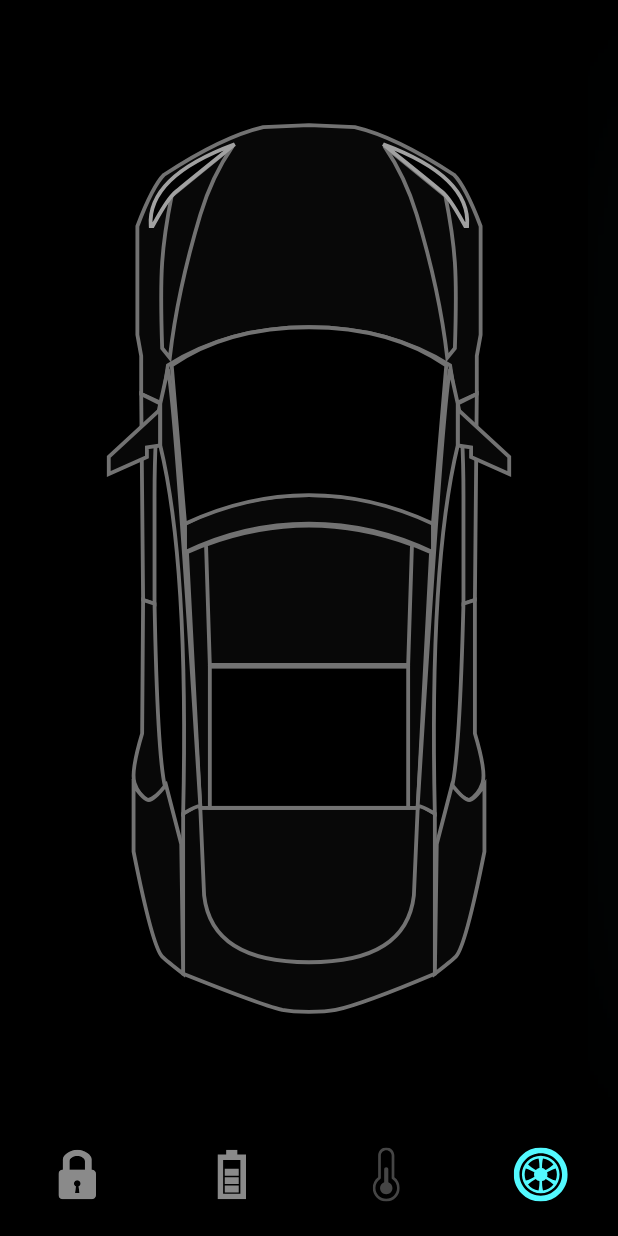
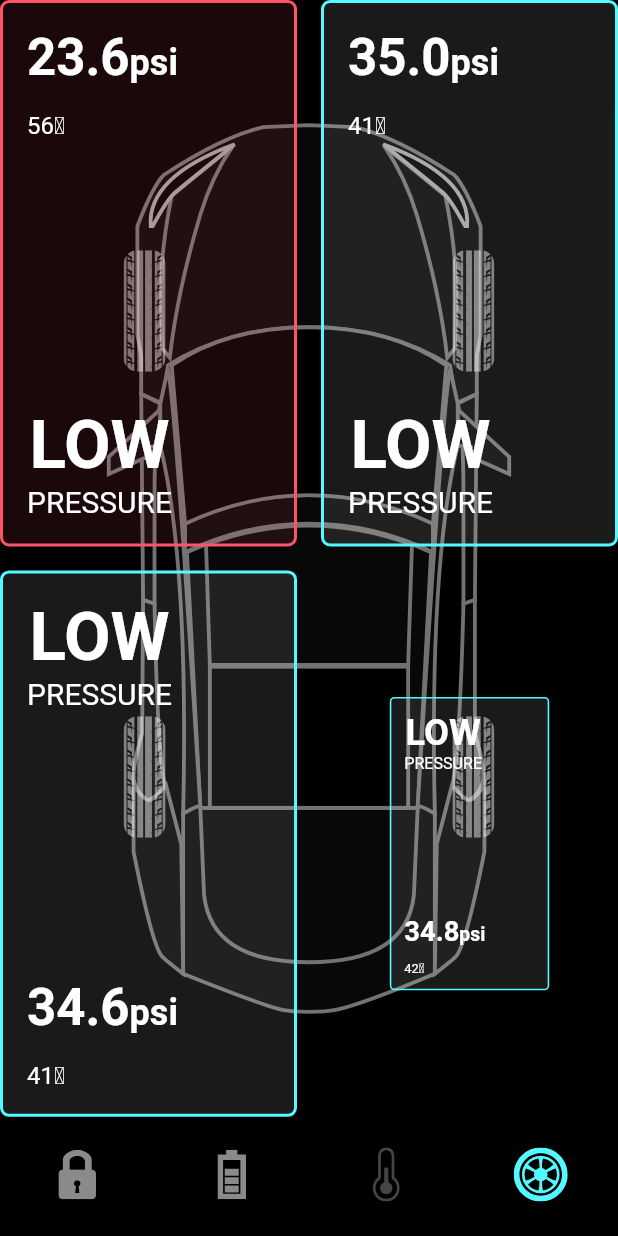
Before and after one commit to phucdth12a/Flutter, a Flutter app: the screen it shows after launch, item 4 of the bottom bar chosen, on a phone screen of 412 x 824 dp. Run offline on Flutter 3.47's test engine with Material 2 defaults, Android fonts, the phone set to English and light mode, and no system bars; our stand-ins replace flutter_svg.

Commit message:
-- 02122021

```diff
--- /dev/null
+++ b/animated_tesla_car_app_using_flutter/lib/components/typres.dart
@@ -0,0 +1,27 @@
+import 'package:flutter/material.dart';
+import 'package:flutter_svg/flutter_svg.dart';
+
+List<Widget> tyres(BoxConstraints constraints) {
+  return [
+    Positioned(
+      left: constraints.maxWidth * 0.2,
+      top: constraints.maxHeight * 0.22,
+      child: SvgPicture.asset("assets/icons/FL_Tyre.svg"),
+    ),
+    Positioned(
+      right: constraints.maxWidth * 0.2,
+      top: constraints.maxHeight * 0.22,
+      child: SvgPicture.asset("assets/icons/FL_Tyre.svg"),
+    ),
+    Positioned(
+      left: constraints.maxWidth * 0.2,
+      top: constraints.maxHeight * 0.63,
+      child: SvgPicture.asset("assets/icons/FL_Tyre.svg"),
+    ),
+    Positioned(
+      right: constraints.maxWidth * 0.2,
+      top: constraints.maxHeight * 0.63,
+      child: SvgPicture.asset("assets/icons/FL_Tyre.svg"),
+    ),
+  ];
+}
--- /dev/null
+++ b/animated_tesla_car_app_using_flutter/lib/components/tyre_psi_card.dart
@@ -0,0 +1,94 @@
+import 'package:animated_tesla_car_app_using_flutter/models/typre_psi.dart';
+import 'package:flutter/material.dart';
+
+import '../constraint.dart';
+
+class TyrePsiCard extends StatelessWidget {
+  const TyrePsiCard({
+    Key? key,
+    required this.isBottomTyre,
+    required this.tyrePsi,
+  }) : super(key: key);
+
+  final bool isBottomTyre;
+  final TyrePsi tyrePsi;
+
+  @override
+  Widget build(BuildContext context) {
+    return Container(
+      padding: const EdgeInsets.all(defaultPadding),
+      decoration: BoxDecoration(
+        color:
+            tyrePsi.isLowPressure ? redColor.withOpacity(0.1) : Colors.white10,
+        border: Border.all(
+            color: tyrePsi.isLowPressure ? redColor : primaryColor, width: 2),
+        borderRadius: const BorderRadius.all(Radius.circular(6)),
+      ),
+      child: isBottomTyre
+          ? Column(
+              crossAxisAlignment: CrossAxisAlignment.start,
+              children: [
+                lowPressureText(context),
+                const Spacer(),
+                psiText(context, psi: tyrePsi.psi.toString()),
+                const SizedBox(height: defaultPadding),
+                Text(
+                  "${tyrePsi.temp}\u2103",
+                  style: const TextStyle(fontSize: 16),
+                ),
+              ],
+            )
+          : Column(
+              crossAxisAlignment: CrossAxisAlignment.start,
+              children: [
+                psiText(context, psi: tyrePsi.psi.toString()),
+                const SizedBox(height: defaultPadding),
+                Text(
+                  "${tyrePsi.temp}\u2103",
+                  style: const TextStyle(fontSize: 16),
+                ),
+                const Spacer(),
+                lowPressureText(context),
+              ],
+            ),
+    );
+  }
+
+  Column lowPressureText(BuildContext context) {
+    return Column(
+      children: [
+        Text(
+          "Low".toUpperCase(),
+          style: Theme.of(context).textTheme.headline3!.copyWith(
+                color: Colors.white,
+                fontWeight: FontWeight.w600,
+              ),
+        ),
+        Text(
+          "Pressure".toUpperCase(),
+          style: const TextStyle(
+            fontSize: 20,
+          ),
+        ),
+      ],
+    );
+  }
+
+  Text psiText(BuildContext context, {required String psi}) {
+    return Text.rich(
+      TextSpan(
+        text: psi,
+        style: Theme.of(context).textTheme.headline4!.copyWith(
+              fontWeight: FontWeight.w600,
+              color: Colors.white,
+            ),
+        children: const [
+          TextSpan(
+            text: "psi",
+            style: TextStyle(fontSize: 24),
+          ),
+        ],
+      ),
+    );
+  }
+}
--- /dev/null
+++ b/animated_tesla_car_app_using_flutter/lib/models/typre_psi.dart
@@ -0,0 +1,14 @@
+class TyrePsi {
+  final double psi;
+  final int temp;
+  final bool isLowPressure;
+
+  TyrePsi({required this.psi, required this.temp, required this.isLowPressure});
+}
+
+final List<TyrePsi> demoPsiList = [
+  TyrePsi(psi: 23.6, temp: 56, isLowPressure: true),
+  TyrePsi(psi: 35.0, temp: 41, isLowPressure: false),
+  TyrePsi(psi: 34.6, temp: 41, isLowPressure: false),
+  TyrePsi(psi: 34.8, temp: 42, isLowPressure: false),
+];
--- a/animated_tesla_car_app_using_flutter/lib/screens/home_screen.dart
+++ b/animated_tesla_car_app_using_flutter/lib/screens/home_screen.dart
@@ -2,8 +2,11 @@ import 'package:animated_tesla_car_app_using_flutter/components/battery_status.d
 import 'package:animated_tesla_car_app_using_flutter/components/door_lock.dart';
 import 'package:animated_tesla_car_app_using_flutter/components/temp_details.dart';
 import 'package:animated_tesla_car_app_using_flutter/components/tesla_bottom_navigationbar.dart';
+import 'package:animated_tesla_car_app_using_flutter/components/typres.dart';
+import 'package:animated_tesla_car_app_using_flutter/components/tyre_psi_card.dart';
 import 'package:animated_tesla_car_app_using_flutter/constraint.dart';
 import 'package:animated_tesla_car_app_using_flutter/home_controller.dart';
+import 'package:animated_tesla_car_app_using_flutter/models/typre_psi.dart';
 import 'package:flutter/material.dart';
 import 'package:flutter_svg/svg.dart';
 
@@ -25,6 +28,14 @@ class _HomeScreenState extends State<HomeScreen> with TickerProviderStateMixin {
   late Animation<double> _animationCarShift;
   late Animation<double> _animationTempShowInfo;
   late Animation<double> _animationCoolGlow;
+
+  late AnimationController _tyreAnimationController;
+  late Animation<double> _animationTyre1Psi;
+  late Animation<double> _animationTyre2Psi;
+  late Animation<double> _animationTyre3Psi;
+  late Animation<double> _animationTyre4Psi;
+
+  late List<Animation<double>> _tyreAnimation;
 
   void setupBatteryAnimation() {
     _batteryAnimationController = AnimationController(
@@ -65,10 +76,40 @@ class _HomeScreenState extends State<HomeScreen> with TickerProviderStateMixin {
     );
   }
 
+  void setupTyreAnimation() {
+    _tyreAnimationController = AnimationController(
+      vsync: this,
+      duration: const Duration(milliseconds: 1200),
+    );
+    _animationTyre1Psi = CurvedAnimation(
+      parent: _tyreAnimationController,
+      curve: const Interval(0.34, 0.5),
+    );
+    _animationTyre2Psi = CurvedAnimation(
+      parent: _tyreAnimationController,
+      curve: const Interval(0.5, 0.66),
+    );
+    _animationTyre3Psi = CurvedAnimation(
+      parent: _tyreAnimationController,
+      curve: const Interval(0.66, 0.82),
+    );
+    _animationTyre4Psi = CurvedAnimation(
+      parent: _tyreAnimationController,
+      curve: const Interval(0.82, 1),
+    );
+  }
+
   @override
   void initState() {
     setupBatteryAnimation();
     setupTempAnimation();
+    setupTyreAnimation();
+    _tyreAnimation = [
+      _animationTyre1Psi,
+      _animationTyre2Psi,
+      _animationTyre3Psi,
+      _animationTyre4Psi
+    ];
     super.initState();
   }
 
@@ -76,6 +117,7 @@ class _HomeScreenState extends State<HomeScreen> with TickerProviderStateMixin {
   void dispose() {
     _batteryAnimationController.dispose();
     _tempAnimationController.dispose();
+    _tyreAnimationController.dispose();
     super.dispose();
   }
 
@@ -85,7 +127,8 @@ class _HomeScreenState extends State<HomeScreen> with TickerProviderStateMixin {
       animation: Listenable.merge([
         _homeController,
         _batteryAnimationController,
-        _tempAnimationController
+        _tempAnimationController,
+        _tyreAnimationController,
       ]),
       builder: (context, _) {
         return Scaffold(
@@ -101,6 +144,13 @@ class _HomeScreenState extends State<HomeScreen> with TickerProviderStateMixin {
               } else if (_homeController.selectedBottomTab == 2 && index != 2) {
                 _tempAnimationController.reverse(from: 0.4);
               }
+              if (index == 3) {
+                _tyreAnimationController.forward();
+              } else if (_homeController.selectedBottomTab == 3 && index != 3) {
+                _tyreAnimationController.reverse();
+              }
+              _homeController.showTyreController(index);
+              _homeController.tyreStatusController(index);
               _homeController.onBottomNavigationTabChange(index);
             },
             selectedTab: _homeController.selectedBottomTab,
@@ -225,6 +275,27 @@ class _HomeScreenState extends State<HomeScreen> with TickerProviderStateMixin {
                             ),
                     ),
                   ),
+                  // Tyre
+                  if (_homeController.isShowTyre) ...tyres(constraints),
+                  if (_homeController.isShowTyreStatus)
+                    GridView.builder(
+                      itemCount: 4,
+                      physics: const NeverScrollableScrollPhysics(),
+                      gridDelegate: SliverGridDelegateWithFixedCrossAxisCount(
+                        crossAxisCount: 2,
+                        mainAxisSpacing: defaultPadding,
+                        crossAxisSpacing: defaultPadding,
+                        childAspectRatio:
+                            constraints.maxWidth / constraints.maxHeight,
+                      ),
+                      itemBuilder: (context, index) => ScaleTransition(
+                        scale: _tyreAnimation[index],
+                        child: TyrePsiCard(
+                          isBottomTyre: index > 1,
+                          tyrePsi: demoPsiList[index],
+                        ),
+                      ),
+                    ),
                 ],
               );
             }),
```
Also changed, not shown: animated_tesla_car_app_using_flutter/lib/home_controller.dart (+34 -0 lines), animated_tesla_car_app_using_flutter/lib/models/typepsi.dart (deleted, +0 -14 lines).
